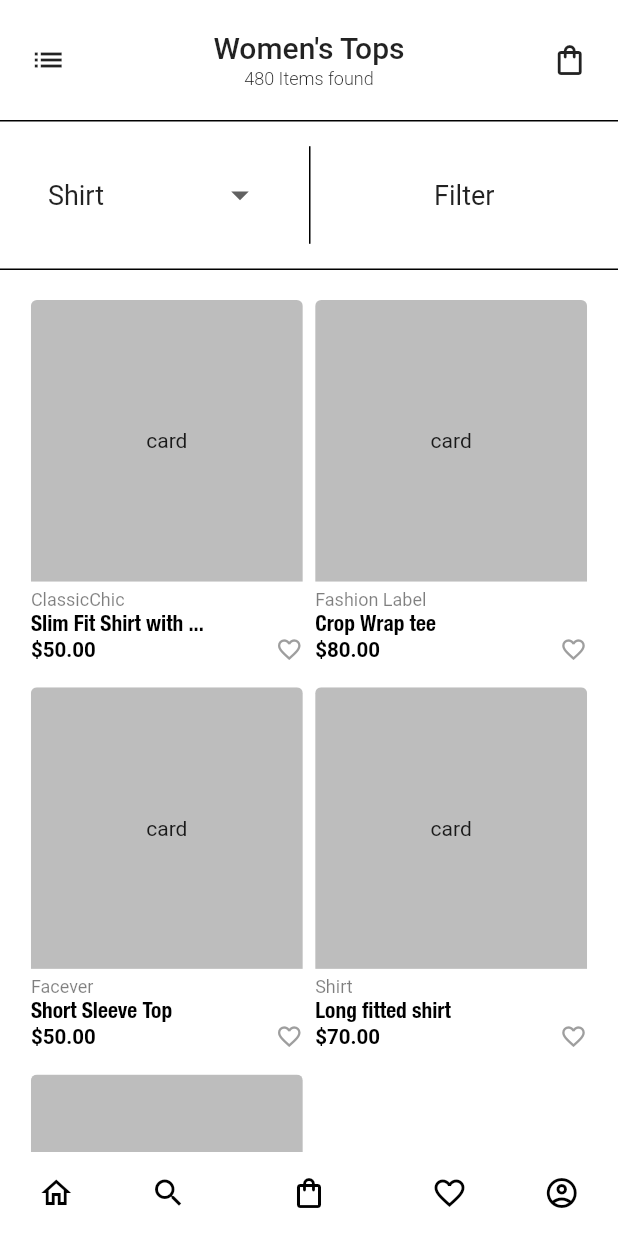
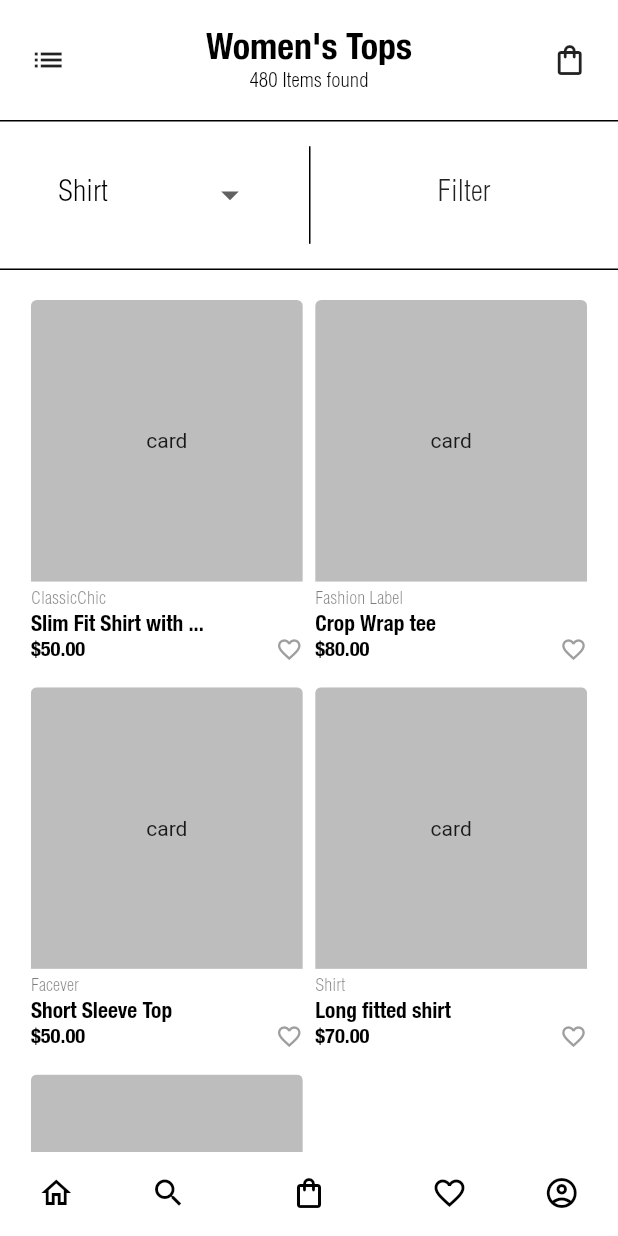
Before and after one commit to DalexisValencia/women-shop, a Flutter app: the screen it shows after launch, on a phone screen of 412 x 824 dp. Run offline on Flutter 3.47's test engine with Material 2 defaults, Android fonts, the phone set to English and light mode, and no system bars; our stand-ins replace bloc, carousel_slider, flutter_bloc, video_player; Roboto replaces fonts that are missing (Noto).

Commit message:
Separando estilos de los textos en archivos separados

```diff
--- a/lib/main.dart
+++ b/lib/main.dart
@@ -17,7 +17,7 @@ class MyApp extends StatelessWidget {
         primarySwatch: Colors.blue,
         visualDensity: VisualDensity.adaptivePlatformDensity,
         accentColor: Colors.black,
-        fontFamily: 'Noto',
+        // fontFamily: 'Noto',
       ),
       debugShowCheckedModeBanner: false,
       home: MainScreen(),
--- a/lib/screens/stock/dropdown/stock__dropdown.dart
+++ b/lib/screens/stock/dropdown/stock__dropdown.dart
@@ -2,6 +2,7 @@ import 'package:flutter/material.dart';
 import 'package:flutter_bloc/flutter_bloc.dart';
 import 'package:women_shop/bloc/categories_bloc.dart';
 import 'package:women_shop/lists/categories.dart';
+import 'package:women_shop/styles/appBarText.dart';
 
 class DropdownFilter extends StatefulWidget {
   const DropdownFilter({Key key}) : super(key: key);
@@ -36,10 +37,7 @@ class _DropdownFilterState extends State<DropdownFilter> {
           ),
           iconSize: 28,
           elevation: 0,
-          style: Theme.of(context).textTheme.subtitle1.copyWith(
-                fontSize: 18,
-                fontWeight: FontWeight.w400,
-              ),
+          style: AppBarTextFilter.titleSelection(context),
           onChanged: (String value) {
             categoriesinstance.add(ChangeCategory(value));
             setState(() {
--- a/lib/screens/stock/dropdown/stock__filter.dart
+++ b/lib/screens/stock/dropdown/stock__filter.dart
@@ -1,5 +1,6 @@
 import 'package:flutter/material.dart';
 import 'package:women_shop/screens/stock/dropdown/stock__dropdown.dart';
+import 'package:women_shop/styles/appBarText.dart';
 
 class StockFilter extends StatefulWidget {
   final double height;
@@ -62,10 +63,7 @@ class _StockFilterState extends State<StockFilter> {
                   child: Text(
                     "Filter",
                     textAlign: TextAlign.center,
-                    style: Theme.of(context).textTheme.subtitle1.copyWith(
-                          fontSize: 18,
-                          fontWeight: FontWeight.w400,
-                        ),
+                    style: AppBarTextFilter.title(context),
                   ),
                 ),
               ),
--- a/lib/screens/stock/stock__appBar.dart
+++ b/lib/screens/stock/stock__appBar.dart
@@ -1,5 +1,6 @@
 import 'package:flutter/material.dart';
 import 'package:women_shop/constants/conts.dart';
+import 'package:women_shop/styles/appBarText.dart';
 
 class StockAppBar extends StatelessWidget {
   const StockAppBar({Key key}) : super(key: key);
@@ -43,17 +44,15 @@ class StockAppBar extends StatelessWidget {
                 children: [
                   Text(
                     "Women's Tops",
-                    style: Theme.of(context).textTheme.headline6,
+                    // style: Theme.of(context).textTheme.headline6,
+                    style: AppBarTextStyle.title(context),
                   ),
                   SizedBox(
                     height: 2,
                   ),
                   Text(
                     "480 Items found",
-                    style: Theme.of(context).textTheme.bodyText2.copyWith(
-                          fontWeight: FontWeight.w300,
-                          fontSize: 12,
-                        ),
+                    style: AppBarTextStyle.itemsFound(context),
                   ),
                 ],
               ),
--- /dev/null
+++ b/lib/styles/appBarText.dart
@@ -0,0 +1,41 @@
+import 'package:flutter/cupertino.dart';
+import 'package:flutter/material.dart';
+import 'package:women_shop/constants/conts.dart';
+
+class AppBarTextStyle {
+  static TextStyle title(BuildContext context) {
+    return Theme.of(context).textTheme.headline5.copyWith(
+          color: secondaryColor,
+          fontFamily: 'Helvetica',
+          fontWeight: FontWeight.bold,
+        );
+  }
+
+  static TextStyle itemsFound(BuildContext context) {
+    return Theme.of(context).textTheme.bodyText1.copyWith(
+          color: secondaryColor,
+          fontWeight: FontWeight.w300,
+          // fontSize: 14,
+          fontFamily: 'Helvetica',
+        );
+  }
+}
+
+class AppBarTextFilter {
+  static titleSelection(BuildContext context) {
+    return Theme.of(context).textTheme.subtitle1.copyWith(
+          fontSize: 20,
+          fontWeight: FontWeight.w400,
+          color: secondaryColor,
+          fontFamily: 'Helvetica',
+        );
+  }
+
+  static title(BuildContext context) {
+    return Theme.of(context).textTheme.subtitle1.copyWith(
+          fontSize: 20,
+          fontWeight: FontWeight.w500,
+          fontFamily: 'Helvetica',
+        );
+  }
+}
--- a/lib/styles/stockCard.dart
+++ b/lib/styles/stockCard.dart
@@ -6,6 +6,7 @@ class StockCardTextStyle {
   static TextStyle cardTag(BuildContext context) {
     return Theme.of(context).textTheme.caption.copyWith(
           color: secondaryColor.withOpacity(0.5),
+          fontFamily: 'Helvetica',
         );
   }
 
@@ -23,6 +24,7 @@ class StockCardTextStyle {
           fontWeight: FontWeight.bold,
           fontSize: 13.7,
           color: secondaryColor,
+          fontFamily: 'Helvetica',
         );
   }
 }
```
